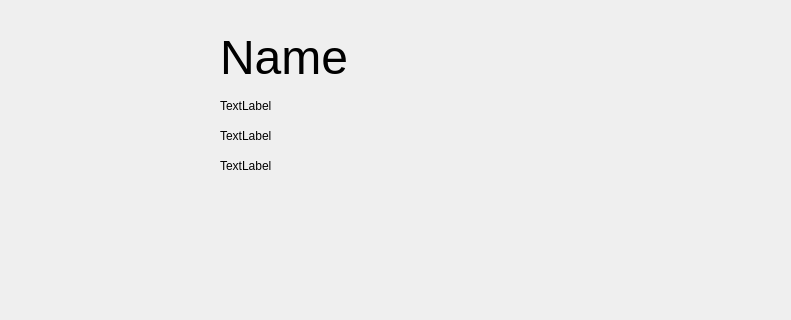
The window that GUI.ui (IbrahAbd/Statistica) describes before a commit, drawn with Qt 5; both pictures show x 0 to 791 and y 0 to 320 of the 1148 by 695 pixel window.
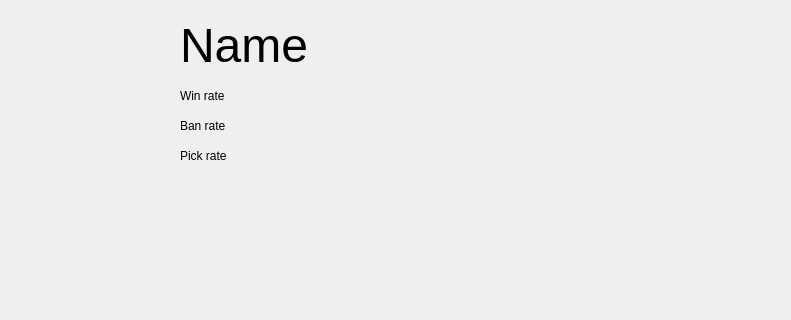
The same window after the commit. Icons and pictures are not drawn.

The edit to the form file:
```diff
--- a/GUI.ui
+++ b/GUI.ui
@@ -50,23 +50,23 @@
    <widget class="QLabel" name="label">
     <property name="geometry">
      <rect>
-      <x>40</x>
-      <y>30</y>
-      <width>171</width>
-      <height>161</height>
+      <x>10</x>
+      <y>20</y>
+      <width>151</width>
+      <height>151</height>
      </rect>
     </property>
     <property name="text">
-     <string>&lt;html&gt;&lt;head/&gt;&lt;body&gt;&lt;p&gt;&lt;img src=&quot;:/Champ/&quot;/&gt;&lt;/p&gt;&lt;/body&gt;&lt;/html&gt;</string>
+     <string>&lt;html&gt;&lt;head/&gt;&lt;body&gt;&lt;p&gt;&lt;img src=&quot;:/Champ/Aatrox.png&quot;/&gt;&lt;/p&gt;&lt;/body&gt;&lt;/html&gt;</string>
     </property>
    </widget>
    <widget class="QLabel" name="name">
     <property name="geometry">
      <rect>
-      <x>220</x>
-      <y>30</y>
+      <x>180</x>
+      <y>10</y>
       <width>421</width>
-      <height>51</height>
+      <height>71</height>
      </rect>
     </property>
     <property name="text">
@@ -80,40 +80,40 @@
    <widget class="QLabel" name="WinRate">
     <property name="geometry">
      <rect>
-      <x>220</x>
-      <y>90</y>
+      <x>180</x>
+      <y>80</y>
       <width>401</width>
       <height>31</height>
      </rect>
     </property>
     <property name="text">
-     <string>TextLabel</string>
+     <string>Win rate</string>
     </property>
    </widget>
    <widget class="QLabel" name="BanRate">
     <property name="geometry">
      <rect>
-      <x>220</x>
-      <y>120</y>
+      <x>180</x>
+      <y>110</y>
       <width>391</width>
       <height>31</height>
      </rect>
     </property>
     <property name="text">
-     <string>TextLabel</string>
+     <string>Ban rate</string>
     </property>
    </widget>
    <widget class="QLabel" name="PickRate">
     <property name="geometry">
      <rect>
-      <x>220</x>
-      <y>150</y>
+      <x>180</x>
+      <y>140</y>
       <width>391</width>
       <height>31</height>
      </rect>
     </property>
     <property name="text">
-     <string>TextLabel</string>
+     <string>Pick rate</string>
     </property>
    </widget>
   </widget>
```
